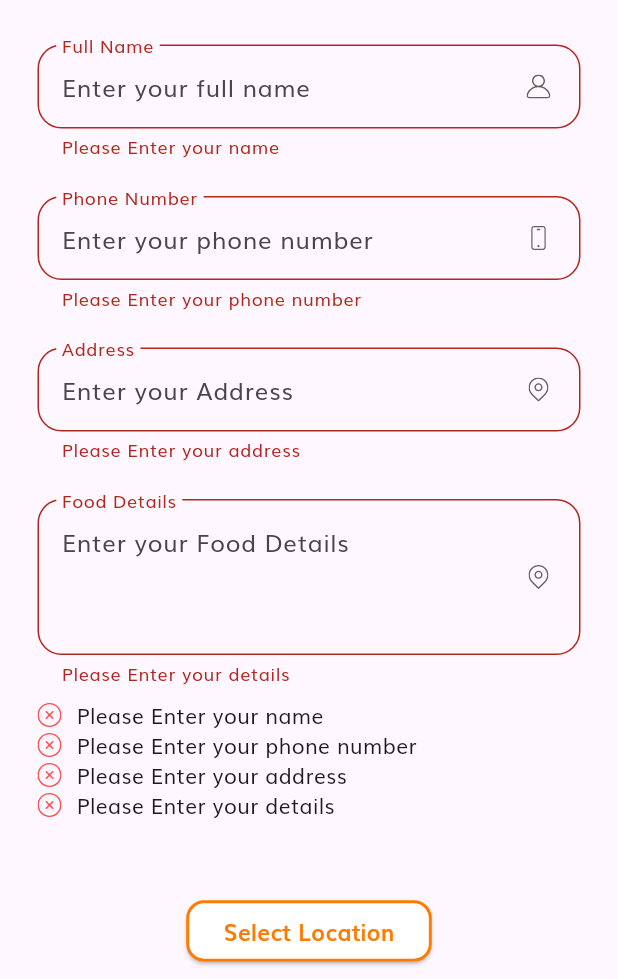
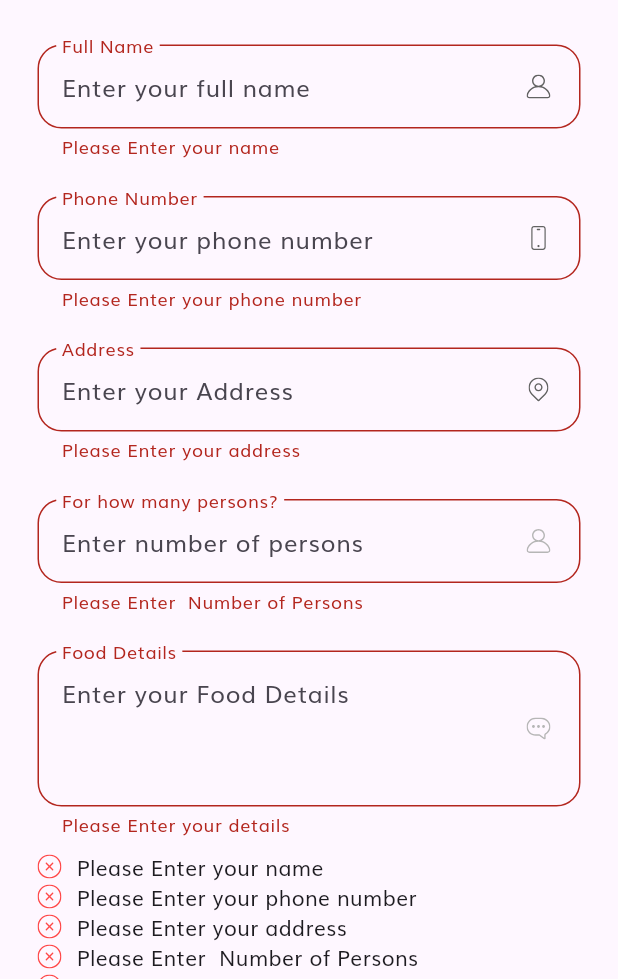
Before and after one commit to Krish-Panchani/hungry, a Flutter app: the AddFoodDetails screen opened directly, after a tap on "Select Location", on a phone screen of 412 x 824 dp, the part 257-1236 px from its top. Run offline on Flutter 3.47's test engine with Material 3 defaults, Android fonts, the phone set to English and light mode, and no system bars; our stand-ins replace cloud_firestore, firebase_auth, firebase_core, firebase_database, firebase_messaging, flutter_svg and 6 more; missing offline and left inert: google_maps_flutter_platform_interface; accounts and stored records are empty.

Commit message:
Refactor code to include number of persons in food bank and location details forms

```diff
--- a/lib/constants.dart
+++ b/lib/constants.dart
@@ -49,6 +49,7 @@ const String kShortPassError = "Password is too short";
 const String kMatchPassError = "Passwords don't match";
 const String kNamelNullError = "Please Enter your name";
 const String kPhoneNumberNullError = "Please Enter your phone number";
+const String kPersonNullError = "Please Enter  Number of Persons";
 const String kAddressNullError = "Please Enter your address";
 const String kDetailsNullError = "Please Enter your details";
 
--- a/lib/screens/Add Location/componets/LocationDetailsForm.dart
+++ b/lib/screens/Add Location/componets/LocationDetailsForm.dart
@@ -139,7 +139,7 @@ class _AddLocationDetailsFormState extends State<AddLocationDetailsForm> {
             labelText: "Details",
             hintText: "Enter your Details",
             suffixIcon: const CustomSurffixIcon(
-                svgIcon: "assets/icons/Location point.svg"),
+                svgIcon: "assets/icons/Chat bubble Icon.svg"),
             errorText:
                 errors.contains(kDetailsNullError) ? kDetailsNullError : null,
             onSaved: (newValue) => details = newValue,
--- a/lib/screens/FoodBank/componets/FoodBankDetailsForm.dart
+++ b/lib/screens/FoodBank/componets/FoodBankDetailsForm.dart
@@ -138,7 +138,7 @@ class _AddFoodBankDetailsFormState extends State<AddFoodBankDetailsForm> {
             labelText: "Details",
             hintText: "Enter your Details",
             suffixIcon: const CustomSurffixIcon(
-                svgIcon: "assets/icons/Location point.svg"),
+                svgIcon: "assets/icons/Chat bubble Icon.svg"),
             errorText:
                 errors.contains(kDetailsNullError) ? kDetailsNullError : null,
             onSaved: (newValue) => details = newValue,
--- a/lib/screens/addFood/componets/FoodDetailsForm.dart
+++ b/lib/screens/addFood/componets/FoodDetailsForm.dart
@@ -26,6 +26,7 @@ class _AddFoodDetailsFormState extends State<AddFoodDetailsForm> {
   TextEditingController FnameController = TextEditingController();
   TextEditingController PhoneController = TextEditingController();
   TextEditingController addressController = TextEditingController();
+  TextEditingController personNumberController = TextEditingController();
   TextEditingController detialsController = TextEditingController();
   LatLng? selectedLocation;
 
@@ -36,6 +37,7 @@ class _AddFoodDetailsFormState extends State<AddFoodDetailsForm> {
   String? firstName;
   String? phoneNumber;
   String? address;
+  String? persons;
   String? details;
 
   void addError({String? error}) {
@@ -131,12 +133,35 @@ class _AddFoodDetailsFormState extends State<AddFoodDetailsForm> {
           ),
           const SizedBox(height: 25),
           CustomTextField(
+            controller: personNumberController,
+            labelText: "For how many persons?",
+            hintText: "Enter number of persons",
+            suffixIcon:
+                const CustomSurffixIcon(svgIcon: "assets/icons/User Icon.svg"),
+            errorText:
+                errors.contains(kPersonNullError) ? kPersonNullError : null,
+            onSaved: (newValue) => persons = newValue,
+            onChanged: (value) {
+              if (value.isNotEmpty) {
+                removeError(error: kPersonNullError);
+              }
+            },
+            validator: (value) {
+              if (value!.isEmpty) {
+                addError(error: kPersonNullError);
+                return kPersonNullError;
+              }
+              return null;
+            },
+          ),
+          const SizedBox(height: 25),
+          CustomTextField(
             controller: detialsController,
             maxLines: 3,
             labelText: "Food Details",
             hintText: "Enter your Food Details",
             suffixIcon: const CustomSurffixIcon(
-                svgIcon: "assets/icons/Location point.svg"),
+                svgIcon: "assets/icons/Chat bubble Icon.svg"),
             errorText:
                 errors.contains(kDetailsNullError) ? kDetailsNullError : null,
             onSaved: (newValue) => details = newValue,
@@ -170,6 +195,7 @@ class _AddFoodDetailsFormState extends State<AddFoodDetailsForm> {
                       firstName: FnameController.text.trim(),
                       phoneNumber: PhoneController.text.trim(),
                       address: addressController.text.trim(),
+                      persons: personNumberController.text.trim(),
                       details: detialsController.text.trim(),
                     ),
                   ),
@@ -197,6 +223,7 @@ class _AddFoodDetailsFormState extends State<AddFoodDetailsForm> {
           firstName: '',
           phoneNumber: '',
           details: '',
+          persons: '',
           address: '',
         ),
       ),
@@ -231,6 +258,7 @@ class _AddFoodDetailsFormState extends State<AddFoodDetailsForm> {
       String Fname = FnameController.text.trim();
       String phone = PhoneController.text.trim();
       String address = addressController.text.trim();
+      String persons = personNumberController.text.trim();
       String details = detialsController.text.trim();
       String selectedLocationString =
           "${location.latitude},${location.longitude}";
@@ -241,6 +269,7 @@ class _AddFoodDetailsFormState extends State<AddFoodDetailsForm> {
         "Fname": Fname,
         "phone": phone,
         "address": address,
+        "persons": persons,
         "details": details,
         "location": selectedLocationString,
       });
@@ -257,6 +286,7 @@ class _AddFoodDetailsFormState extends State<AddFoodDetailsForm> {
           firstName: FnameController.text.trim(),
           phoneNumber: PhoneController.text.trim(),
           address: addressController.text.trim(),
+          persons: personNumberController.text.trim(),
           details: detialsController.text.trim(),
           location: location,
           id: id,
--- a/lib/screens/addFood/confirmationScreen.dart
+++ b/lib/screens/addFood/confirmationScreen.dart
@@ -12,6 +12,7 @@ class FoodConfirmationDetails extends StatefulWidget {
   final String phoneNumber;
   final String address;
   final String details;
+  final String persons;
   final LatLng location;
   final String id;
 
@@ -21,6 +22,7 @@ class FoodConfirmationDetails extends StatefulWidget {
     required this.phoneNumber,
     required this.address,
     required this.details,
+    required this.persons,
     required this.location,
     required this.id,
   }) : super(key: key);
@@ -115,6 +117,16 @@ class _FoodConfirmationDetailsState extends State<FoodConfirmationDetails> {
                                       text: 'Address: ', style: kTextStyleB),
                                   TextSpan(
                                       text: widget.address, style: kTextStyleN),
+                                ],
+                              ),
+                            ),
+                            RichText(
+                              text: TextSpan(
+                                children: [
+                                  const TextSpan(
+                                      text: 'Persons: ', style: kTextStyleB),
+                                  TextSpan(
+                                      text: widget.persons, style: kTextStyleN),
                                 ],
                               ),
                             ),
--- a/lib/screens/addFood/mapScreen.dart
+++ b/lib/screens/addFood/mapScreen.dart
@@ -10,12 +10,14 @@ class MapScreen extends StatefulWidget {
       required this.firstName,
       required this.phoneNumber,
       required this.address,
+      required this.persons,
       required this.details})
       : super(key: key);
 
   final String firstName;
   final String phoneNumber;
   final String address;
+  final String persons;
   final String details;
 
   @override
```
